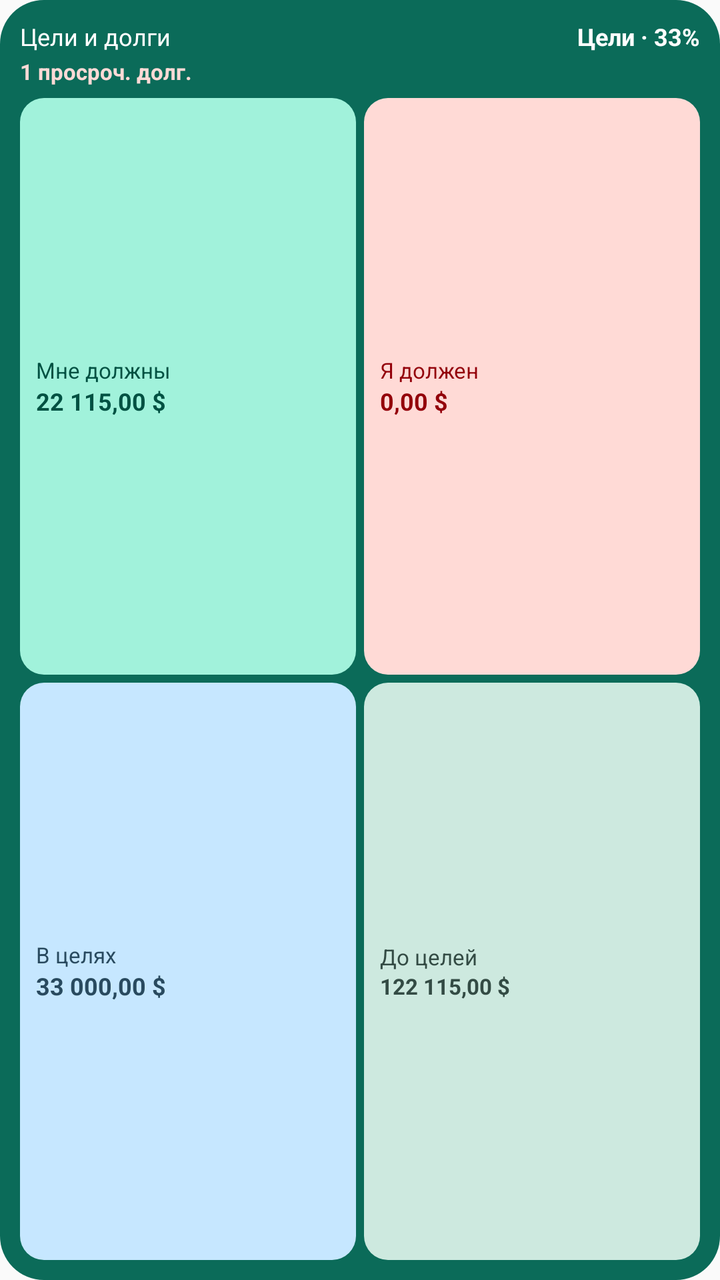
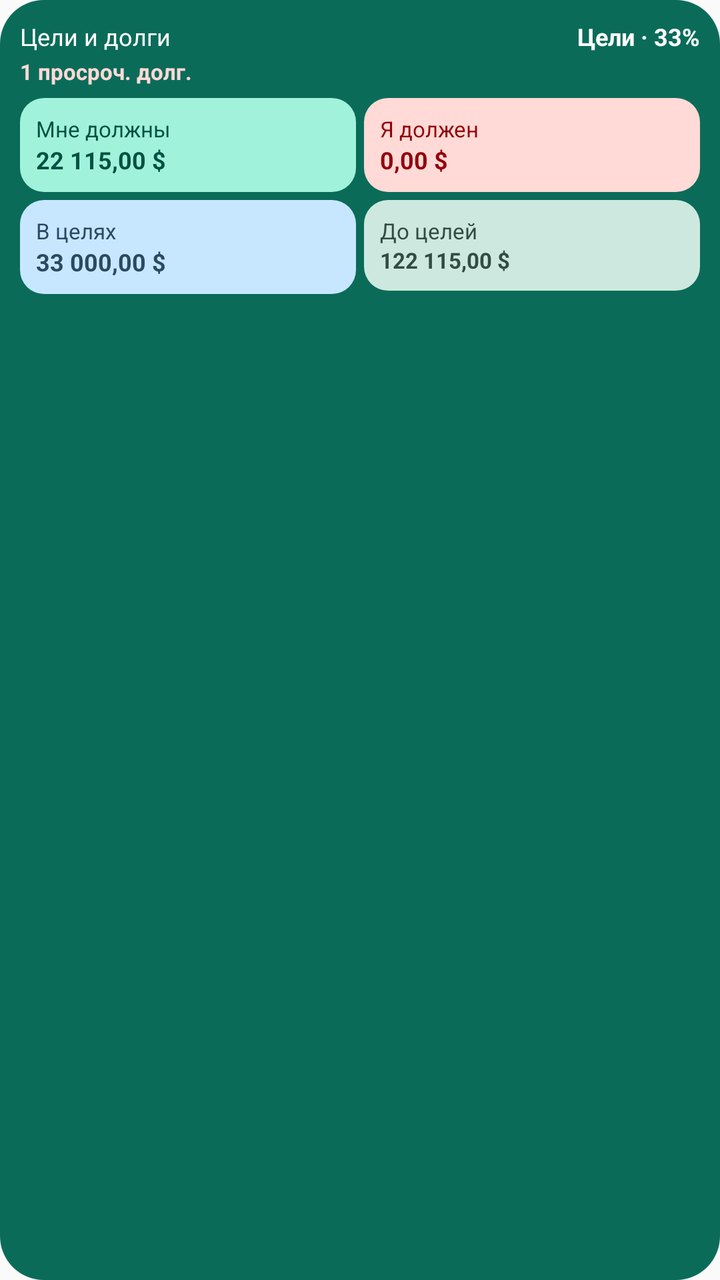

Two renders of the same Android screen: before a commit and after it. Below are the layout's source before the change and the commit's diff.
<!-- AndroidManifest.xml: application theme Theme.Money -->
<!-- res/layout/widget_preview.xml -->
<?xml version="1.0" encoding="utf-8"?>
<LinearLayout xmlns:android="http://schemas.android.com/apk/res/android"
    android:layout_width="match_parent"
    android:layout_height="match_parent"
    android:background="@drawable/widget_preview_hero_bg"
    android:orientation="vertical"
    android:padding="10dp">

    <LinearLayout
        android:layout_width="match_parent"
        android:layout_height="wrap_content"
        android:gravity="center_vertical"
        android:orientation="horizontal">

        <TextView
            android:layout_width="0dp"
            android:layout_height="wrap_content"
            android:layout_weight="1"
            android:ellipsize="none"
            android:maxLines="1"
            android:text="@string/widget_goals_debts_title"
            android:textColor="@color/widget_preview_on_hero"
            android:textSize="12sp" />

        <TextView
            android:layout_width="wrap_content"
            android:layout_height="wrap_content"
            android:maxLines="1"
            android:text="@string/widget_preview_score"
            android:textColor="@color/widget_preview_on_hero"
            android:textSize="12sp"
            android:textStyle="bold" />
    </LinearLayout>

    <TextView
        android:layout_width="match_parent"
        android:layout_height="wrap_content"
        android:layout_marginTop="2dp"
        android:maxLines="1"
        android:text="@string/widget_preview_overdue"
        android:textColor="@color/widget_preview_alert"
        android:textSize="11sp"
        android:textStyle="bold" />

    <LinearLayout
        android:layout_width="match_parent"
        android:layout_height="0dp"
        android:layout_marginTop="6dp"
        android:layout_weight="1"
        android:orientation="horizontal">

        <LinearLayout
            android:layout_width="0dp"
            android:layout_height="match_parent"
            android:layout_weight="1"
            android:background="@drawable/widget_preview_mint_bg"
            android:gravity="center_vertical"
            android:orientation="vertical"
            android:padding="8dp">

            <TextView
                android:layout_width="match_parent"
                android:layout_height="wrap_content"
                android:maxLines="1"
                android:text="@string/debt_dashboard_owes_me"
                android:textColor="@color/widget_preview_on_mint"
                android:textSize="11sp" />

            <TextView
                android:layout_width="match_parent"
                android:layout_height="wrap_content"
                android:maxLines="1"
                android:text="@string/widget_preview_owes"
                android:textColor="@color/widget_preview_on_mint"
                android:textSize="12sp"
                android:textStyle="bold" />
        </LinearLayout>

        <LinearLayout
            android:layout_width="0dp"
            android:layout_height="match_parent"
            android:layout_marginStart="4dp"
            android:layout_weight="1"
            android:background="@drawable/widget_preview_peach_bg"
            android:gravity="center_vertical"
            android:orientation="vertical"
            android:padding="8dp">

            <TextView
                android:layout_width="match_parent"
                android:layout_height="wrap_content"
                android:maxLines="1"
                android:text="@string/debt_dashboard_i_owe"
                android:textColor="@color/widget_preview_on_peach"
                android:textSize="11sp" />

            <TextView
                android:layout_width="match_parent"
                android:layout_height="wrap_content"
                android:maxLines="1"
                android:text="@string/widget_preview_i_owe"
                android:textColor="@color/widget_preview_on_peach"
                android:textSize="12sp"
                android:textStyle="bold" />
        </LinearLayout>
    </LinearLayout>

    <LinearLayout
        android:layout_width="match_parent"
        android:layout_height="0dp"
        android:layout_marginTop="4dp"
        android:layout_weight="1"
        android:orientation="horizontal">

        <LinearLayout
            android:layout_width="0dp"
            android:layout_height="match_parent"
            android:layout_weight="1"
            android:background="@drawable/widget_preview_lilac_bg"
            android:gravity="center_vertical"
            android:orientation="vertical"
            android:padding="8dp">

            <TextView
                android:layout_width="match_parent"
                android:layout_height="wrap_content"
                android:maxLines="1"
                android:text="@string/global_balance_accumulated_label"
                android:textColor="@color/widget_preview_on_lilac"
                android:textSize="11sp" />

            <TextView
                android:layout_width="match_parent"
                android:layout_height="wrap_content"
                android:maxLines="1"
                android:text="@string/widget_preview_saved"
                android:textColor="@color/widget_preview_on_lilac"
                android:textSize="12sp"
                android:textStyle="bold" />
        </LinearLayout>

        <LinearLayout
            android:layout_width="0dp"
            android:layout_height="match_parent"
            android:layout_marginStart="4dp"
            android:layout_weight="1"
            android:background="@drawable/widget_preview_sand_bg"
            android:gravity="center_vertical"
            android:orientation="vertical"
            android:padding="8dp">

            <TextView
                android:layout_width="match_parent"
                android:layout_height="wrap_content"
                android:maxLines="1"
                android:text="@string/global_balance_remaining_label"
                android:textColor="@color/widget_preview_on_sand"
                android:textSize="11sp" />

            <TextView
                android:layout_width="match_parent"
                android:layout_height="wrap_content"
                android:maxLines="1"
                android:text="@string/widget_preview_long_amount"
                android:textColor="@color/widget_preview_on_sand"
                android:textSize="11sp"
                android:textStyle="bold" />
        </LinearLayout>
    </LinearLayout>
</LinearLayout>
<!-- resources referenced by this layout -->
<resources>
  <color name="widget_preview_alert">#FFFFDAD6</color>
  <color name="widget_preview_on_hero">#FFFFFFFF</color>
  <color name="widget_preview_on_lilac">#FF294A5F</color>
  <color name="widget_preview_on_mint">#FF005142</color>
  <color name="widget_preview_on_peach">#FF93000A</color>
  <color name="widget_preview_on_sand">#FF334B44</color>
  <!-- drawable widget_preview_hero_bg (drawable) -->
  <?xml version="1.0" encoding="utf-8"?>
  <shape xmlns:android="http://schemas.android.com/apk/res/android"
      android:shape="rectangle">
      <solid android:color="@color/widget_preview_hero" />
      <corners android:radius="22dp" />
  </shape>
  <!-- drawable widget_preview_lilac_bg (drawable) -->
  <?xml version="1.0" encoding="utf-8"?>
  <shape xmlns:android="http://schemas.android.com/apk/res/android" android:shape="rectangle">
      <solid android:color="@color/widget_preview_lilac" />
      <corners android:radius="12dp" />
  </shape>
  <!-- drawable widget_preview_mint_bg (drawable) -->
  <?xml version="1.0" encoding="utf-8"?>
  <shape xmlns:android="http://schemas.android.com/apk/res/android" android:shape="rectangle">
      <solid android:color="@color/widget_preview_mint" />
      <corners android:radius="12dp" />
  </shape>
  <!-- drawable widget_preview_peach_bg (drawable) -->
  <?xml version="1.0" encoding="utf-8"?>
  <shape xmlns:android="http://schemas.android.com/apk/res/android" android:shape="rectangle">
      <solid android:color="@color/widget_preview_peach" />
      <corners android:radius="12dp" />
  </shape>
  <!-- drawable widget_preview_sand_bg (drawable) -->
  <?xml version="1.0" encoding="utf-8"?>
  <shape xmlns:android="http://schemas.android.com/apk/res/android" android:shape="rectangle">
      <solid android:color="@color/widget_preview_sand" />
      <corners android:radius="12dp" />
  </shape>
  <string name="debt_dashboard_i_owe">Я должен</string>
  <string name="debt_dashboard_owes_me">Мне должны</string>
  <string name="global_balance_accumulated_label">В целях</string>
  <string name="global_balance_remaining_label">До целей</string>
  <string name="widget_goals_debts_title">Цели и долги</string>
  <string name="widget_preview_i_owe">0,00 $</string>
  <string name="widget_preview_long_amount">122 115,00 $</string>
  <string name="widget_preview_overdue">1 просроч. долг.</string>
  <string name="widget_preview_owes">22 115,00 $</string>
  <string name="widget_preview_saved">33 000,00 $</string>
  <string name="widget_preview_score">Цели · 33%</string>
  <style name="Theme.Money" parent="Theme.AppCompat.Light.NoActionBar" />
  <color name="widget_preview_hero">#FF0B6B59</color>
  <color name="widget_preview_lilac">#FFC6E7FF</color>
  <color name="widget_preview_mint">#FFA1F2DB</color>
  <color name="widget_preview_peach">#FFFFDAD6</color>
  <color name="widget_preview_sand">#FFCDE9DF</color>
</resources>

<!-- the commit's change to res/layout/widget_preview.xml (unified diff, before → after) -->
@@ -1,7 +1,7 @@
 <?xml version="1.0" encoding="utf-8"?>
 <LinearLayout xmlns:android="http://schemas.android.com/apk/res/android"
     android:layout_width="match_parent"
-    android:layout_height="match_parent"
+    android:layout_height="wrap_content"
     android:background="@drawable/widget_preview_hero_bg"
     android:orientation="vertical"
     android:padding="10dp">
@@ -44,14 +44,13 @@
 
     <LinearLayout
         android:layout_width="match_parent"
-        android:layout_height="0dp"
+        android:layout_height="wrap_content"
         android:layout_marginTop="6dp"
-        android:layout_weight="1"
         android:orientation="horizontal">
 
         <LinearLayout
             android:layout_width="0dp"
-            android:layout_height="match_parent"
+            android:layout_height="wrap_content"
             android:layout_weight="1"
             android:background="@drawable/widget_preview_mint_bg"
             android:gravity="center_vertical"
@@ -78,7 +77,7 @@
 
         <LinearLayout
             android:layout_width="0dp"
-            android:layout_height="match_parent"
+            android:layout_height="wrap_content"
             android:layout_marginStart="4dp"
             android:layout_weight="1"
             android:background="@drawable/widget_preview_peach_bg"
@@ -107,14 +106,13 @@
 
     <LinearLayout
         android:layout_width="match_parent"
-        android:layout_height="0dp"
+        android:layout_height="wrap_content"
         android:layout_marginTop="4dp"
-        android:layout_weight="1"
         android:orientation="horizontal">
 
         <LinearLayout
             android:layout_width="0dp"
-            android:layout_height="match_parent"
+            android:layout_height="wrap_content"
             android:layout_weight="1"
             android:background="@drawable/widget_preview_lilac_bg"
             android:gravity="center_vertical"
@@ -141,7 +139,7 @@
 
         <LinearLayout
             android:layout_width="0dp"
-            android:layout_height="match_parent"
+            android:layout_height="wrap_content"
             android:layout_marginStart="4dp"
             android:layout_weight="1"
             android:background="@drawable/widget_preview_sand_bg"
